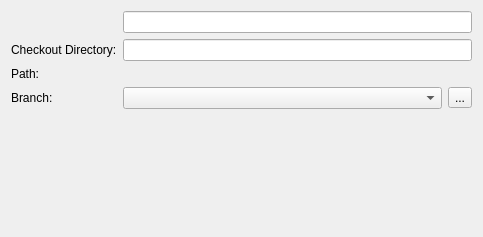
Above: src/plugins/vcsbase/basecheckoutwizardpage.ui from qt-creator/qt-creator before the change. Below: the same form after it.
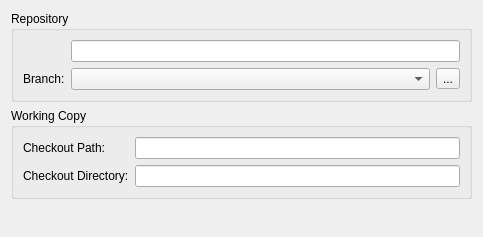
That is the form after the change. Custom widgets are drawn as their Qt base class.

Commit message:
Polish the checkout wizard (base and git)
 * Polish the base checkout wizard
    * Make UI easier to grasp
    * Add tooltips explaining things

Task-number: QTCREATORBUG-2540

The edit to the form file:
```diff
--- a/src/plugins/vcsbase/basecheckoutwizardpage.ui
+++ b/src/plugins/vcsbase/basecheckoutwizardpage.ui
@@ -13,43 +13,40 @@
   <property name="windowTitle">
    <string>WizardPage</string>
   </property>
-  <layout class="QHBoxLayout" name="horizontalLayout">
+  <layout class="QVBoxLayout" name="verticalLayout">
    <item>
-    <layout class="QFormLayout" name="formLayout">
+    <widget class="QGroupBox" name="repositoryGroupBox">
+     <property name="title">
+      <string>Repository</string>
+     </property>
+     <property name="flat">
+      <bool>true</bool>
+     </property>
+     <property name="checkable">
+      <bool>false</bool>
+     </property>
+     <layout class="QFormLayout" name="repositoryLayout">
      <item row="0" column="0">
       <widget class="QLabel" name="repositoryLabel"/>
      </item>
      <item row="0" column="1">
-      <widget class="QLineEdit" name="repositoryLineEdit"/>
+       <widget class="QLineEdit" name="repositoryLineEdit">
+        <property name="toolTip">
+         <string>The remote repository to check out.</string>
+        </property>
+        <property name="whatsThis">
+         <string/>
+        </property>
+       </widget>
      </item>
      <item row="1" column="0">
-      <widget class="QLabel" name="checkoutDirectoryLabel">
-       <property name="text">
-        <string>Checkout Directory:</string>
-       </property>
-      </widget>
-     </item>
-     <item row="1" column="1">
-      <widget class="Utils::ProjectNameValidatingLineEdit" name="checkoutDirectoryLineEdit"/>
-     </item>
-     <item row="2" column="0">
-      <widget class="QLabel" name="pathLabel">
-       <property name="text">
-        <string>Path:</string>
-       </property>
-      </widget>
-     </item>
-     <item row="2" column="1">
-      <widget class="Utils::PathChooser" name="pathChooser" native="true"/>
-     </item>
-     <item row="3" column="0">
       <widget class="QLabel" name="branchLabel">
        <property name="text">
         <string>Branch:</string>
        </property>
       </widget>
      </item>
-     <item row="3" column="1">
+      <item row="1" column="1">
       <layout class="QHBoxLayout" name="branchHorizontalLayout">
        <item>
         <widget class="QComboBox" name="branchComboBox">
@@ -71,6 +68,65 @@
       </layout>
      </item>
     </layout>
+    </widget>
+   </item>
+   <item>
+    <widget class="QGroupBox" name="localGroupBox">
+     <property name="title">
+      <string>Working Copy</string>
+     </property>
+     <property name="flat">
+      <bool>true</bool>
+     </property>
+     <layout class="QFormLayout" name="localLayout">
+      <item row="0" column="0">
+       <widget class="QLabel" name="pathLabel">
+        <property name="toolTip">
+         <string>The path in which the directory containing the checkout will be created.</string>
+        </property>
+        <property name="text">
+         <string>Checkout Path:</string>
+        </property>
+       </widget>
+      </item>
+      <item row="0" column="1">
+       <widget class="Utils::PathChooser" name="pathChooser"/>
+      </item>
+      <item row="1" column="0">
+       <widget class="QLabel" name="checkoutDirectoryLabel">
+        <property name="toolTip">
+         <string>The local directory that will contain the code after the checkout.</string>
+        </property>
+        <property name="text">
+         <string>Checkout Directory:</string>
+        </property>
+       </widget>
+      </item>
+      <item row="1" column="1">
+       <widget class="Utils::ProjectNameValidatingLineEdit" name="checkoutDirectoryLineEdit">
+        <property name="toolTip">
+         <string>The local directory that will contain the code after the checkout.</string>
+        </property>
+        <property name="whatsThis">
+         <string/>
+        </property>
+       </widget>
+      </item>
+     </layout>
+    </widget>
+   </item>
+   <item>
+    <spacer name="verticalSpacer">
+     <property name="orientation">
+      <enum>Qt::Vertical</enum>
+     </property>
+     <property name="sizeHint" stdset="0">
+      <size>
+       <width>20</width>
+       <height>0</height>
+      </size>
+     </property>
+    </spacer>
    </item>
   </layout>
  </widget>
@@ -82,9 +138,8 @@
   </customwidget>
   <customwidget>
    <class>Utils::PathChooser</class>
-   <extends>QWidget</extends>
-   <header location="global">utils/pathchooser.h</header>
-   <container>1</container>
+   <extends>QLineEdit</extends>
+   <header>utils/pathchooser.h</header>
   </customwidget>
  </customwidgets>
  <resources/>
```
Left out of the diff: 9 changed lines with no effect on the pictures. Lines whose indentation alone changed are shown as unchanged. The commit also changes 3 other files.
